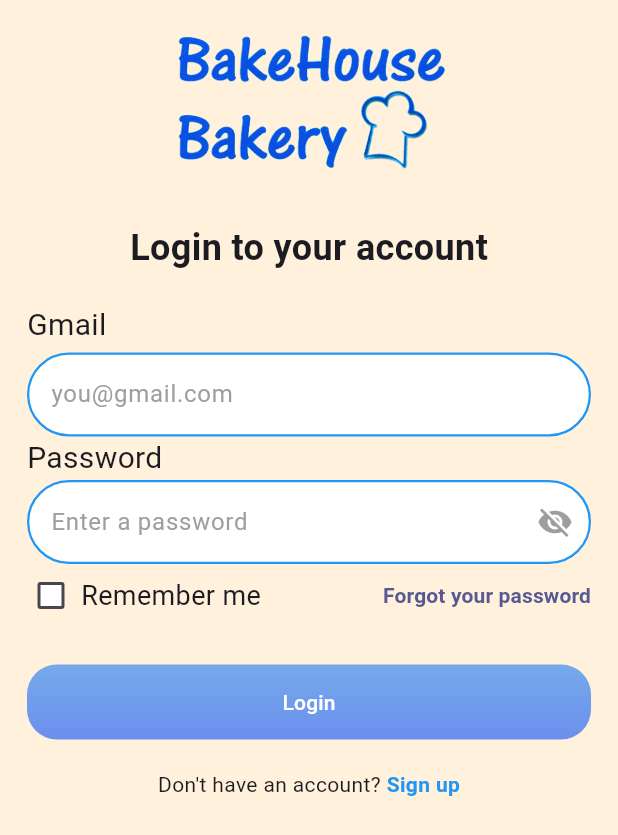
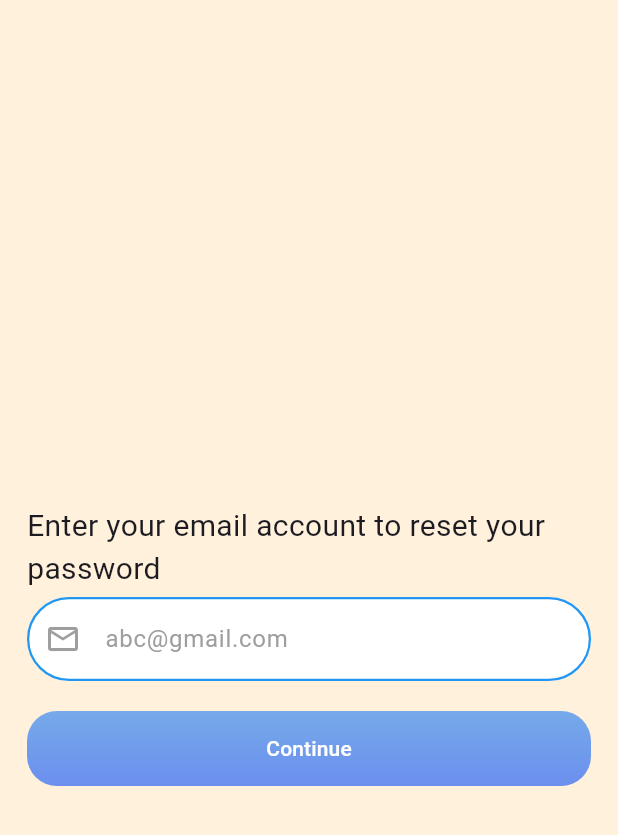
Before and after one commit to Sristy72/ecommerce_app_using_bloc, a Flutter app: the LoginScreen screen opened directly, after a tap on "Forgot your password", on a phone screen of 412 x 824 dp. Shown: the top 835 px of the screen. Run offline on Flutter 3.47's test engine with Material 3 defaults, Android fonts, the phone set to English and light mode, and no system bars; our stand-ins replace bloc, dio, flutter_bloc, flutter_secure_storage, get_it, hive_flutter; accounts and stored records are empty.

Commit message:
auth done

```diff
--- /dev/null
+++ b/devtools_options.yaml
@@ -0,0 +1,3 @@
+description: This file stores settings for Dart & Flutter DevTools.
+documentation: https://docs.flutter.dev/tools/devtools/extensions#configure-extension-enablement-states
+extensions:
--- a/lib/core/common/widgets/app_text_field.dart
+++ b/lib/core/common/widgets/app_text_field.dart
@@ -1,5 +1,3 @@
-import 'dart:ffi';
-
 import 'package:flutter/material.dart';
 
 class AppTextField extends StatelessWidget {
@@ -11,6 +9,7 @@ class AppTextField extends StatelessWidget {
   final TextInputType? keyboardType;
   final Color color;
   final Icon? suffixIcon;
+  final Icon? prefixIcon;
   final Color borderColor;
   final double borderRadius;
 
@@ -26,7 +25,7 @@ class AppTextField extends StatelessWidget {
     this.color = Colors.white,
     this.suffixIcon,
     this.borderColor = Colors.blue,
-    required this.borderRadius,
+    required this.borderRadius, this.prefixIcon,
   });
 
   @override
@@ -44,6 +43,7 @@ class AppTextField extends StatelessWidget {
         ),
         fillColor: Colors.white,
         suffixIcon: suffixIcon,
+        prefixIcon: prefixIcon,
         border: OutlineInputBorder(
           borderRadius: BorderRadius.circular(borderRadius),
           borderSide: BorderSide(
--- a/lib/core/network/constants/api_constant.dart
+++ b/lib/core/network/constants/api_constant.dart
@@ -1,7 +1,7 @@
 class ApiConstants {
   ApiConstants._();
 
-  static const String baseUrl = 'https://daniela-bake-backend.onrender.com/api/v1';
+  static const String baseUrl = 'https://api.danielabakehousebakery.com/api/v1/auth';
 
   static const String login = '$baseUrl/login';
   static const String register = '$baseUrl/register';
--- a/lib/core/network/service/hive_storage_service.dart
+++ b/lib/core/network/service/hive_storage_service.dart
@@ -1,4 +1,3 @@
-import 'package:hive/hive.dart';
 import 'package:hive_flutter/hive_flutter.dart';
 
 class HiveStorageService {
--- a/lib/features/auth/bloc/auth_state.dart
+++ b/lib/features/auth/bloc/auth_state.dart
@@ -1,4 +1,3 @@
-import 'package:ecommerce_app_using_bloc/features/auth/bloc/auth_event.dart';
 import 'package:ecommerce_app_using_bloc/features/auth/data/models/response/login_response_model.dart';
 
 enum AuthStatus {
--- /dev/null
+++ b/lib/features/auth/screens/forgot_password_screen.dart
@@ -0,0 +1,57 @@
+import 'package:ecommerce_app_using_bloc/core/common/widgets/app_button.dart';
+import 'package:ecommerce_app_using_bloc/core/common/widgets/app_text_field.dart';
+import 'package:flutter/material.dart';
+
+class ForgotPasswordScreen extends StatefulWidget {
+  const ForgotPasswordScreen({super.key});
+
+  @override
+  State<ForgotPasswordScreen> createState() => _ForgotPasswordScreenState();
+}
+
+class _ForgotPasswordScreenState extends State<ForgotPasswordScreen> {
+  final TextEditingController _emailTEController = TextEditingController();
+
+  @override
+  Widget build(BuildContext context) {
+    return Scaffold(
+      body: Padding(
+        padding: const EdgeInsets.all(18.0),
+        child: SingleChildScrollView(
+          child: ConstrainedBox(
+            constraints: BoxConstraints(
+              minHeight: MediaQuery.of(context).size.height,
+            ),
+            child: Center(
+              child: Column(
+                crossAxisAlignment: CrossAxisAlignment.center,
+                mainAxisAlignment: MainAxisAlignment.center,
+                children: [
+                  Text(
+                    'Enter your email account to reset your password', style: TextStyle(
+                    fontSize: 20
+                  ),
+                  ),
+                  SizedBox(height: 4,),
+                  AppTextField(
+                    borderRadius: 28,
+                    controller: _emailTEController,
+                    hint: 'abc@gmail.com',
+                    prefixIcon: Icon(Icons.email_outlined, color: Colors.grey.shade500),
+                  ),
+                  SizedBox(height: 20,),
+                  AppButton(text: "Continue", gradient: LinearGradient(
+                    colors: [Color(0xFF76AAEA), Color(0xFF6B8FEE)],
+                    begin: Alignment.topCenter,
+                    end: Alignment.bottomCenter,
+                  ),
+                    textColor: Colors.white,)
+                ],
+              ),
+            ),
+          ),
+        ),
+      ),
+    );
+  }
+}
--- a/lib/features/auth/screens/login_screen.dart
+++ b/lib/features/auth/screens/login_screen.dart
@@ -4,6 +4,7 @@ import 'package:ecommerce_app_using_bloc/core/common/widgets/app_text_field.dart
 import 'package:ecommerce_app_using_bloc/features/auth/bloc/auth_bloc.dart';
 import 'package:ecommerce_app_using_bloc/features/auth/bloc/auth_event.dart';
 import 'package:ecommerce_app_using_bloc/features/auth/bloc/auth_state.dart';
+import 'package:ecommerce_app_using_bloc/features/auth/screens/forgot_password_screen.dart';
 import 'package:ecommerce_app_using_bloc/features/auth/screens/sign_up_screen.dart';
 import 'package:ecommerce_app_using_bloc/features/auth/widgets/app_level.dart';
 import 'package:flutter/material.dart';
@@ -102,7 +103,9 @@ class _LoginScreenState extends State<LoginScreen> {
                         ),
 
                         TextButton(
-                          onPressed: () {},
+                          onPressed: () {
+                            Navigator.push(context, MaterialPageRoute(builder: (context) => ForgotPasswordScreen()));
+                          },
                           style: TextButton.styleFrom(
                             padding: EdgeInsets.zero,
                             minimumSize: Size.zero,
--- a/lib/main.dart
+++ b/lib/main.dart
@@ -3,7 +3,6 @@ import 'package:ecommerce_app_using_bloc/features/auth/bloc/auth_bloc.dart';
 import 'package:ecommerce_app_using_bloc/features/splash/screens/splash_screen.dart';
 import 'package:flutter/material.dart';
 import 'package:flutter_bloc/flutter_bloc.dart';
-import 'package:get_it/get_it.dart';
 
 import 'core/di/injection.dart';
 
```
Also changed, not shown: lib/core/network/api_client.dart (+16 -2 lines), lib/features/auth/bloc/auth_bloc.dart (+14 -14 lines), lib/features/auth/screens/sign_up_screen.dart (+42 -9 lines).
